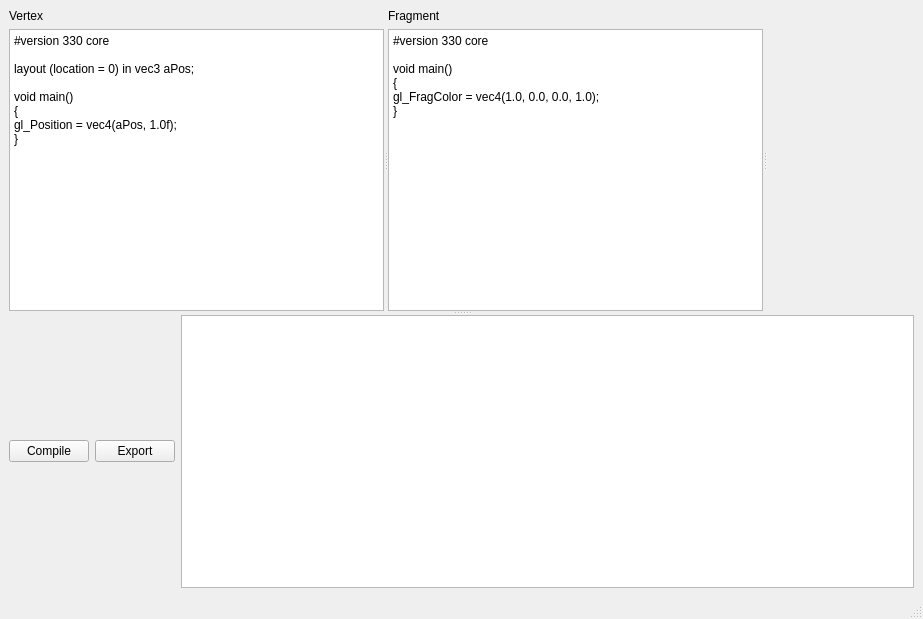
Before: the Qt Designer form mainwindow.ui in MEHRDADsmj/ShEd, drawn with Qt 5.
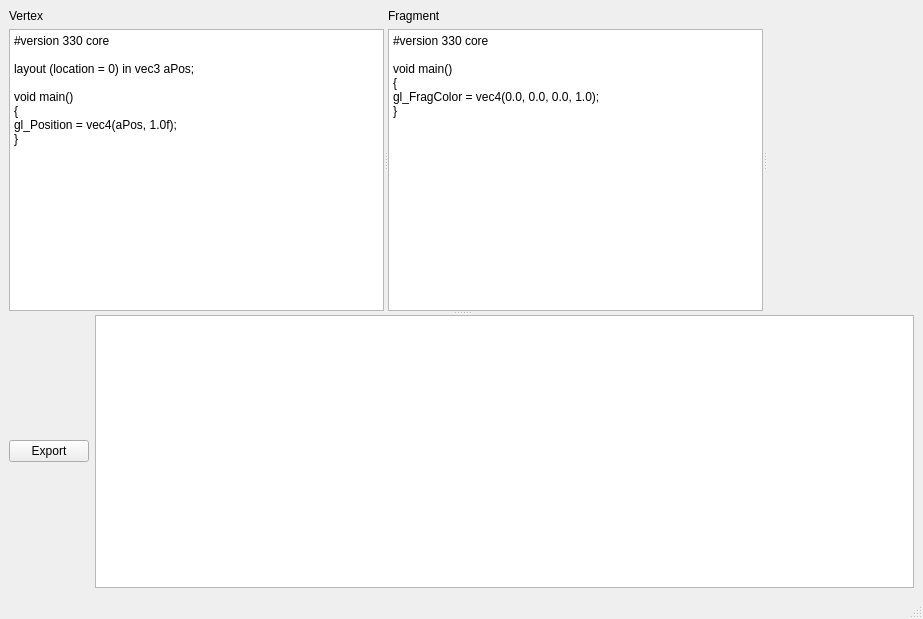
After: the same form once the commit is applied. Custom widgets are drawn as their Qt base class.

Diff of the .ui file:
```diff
--- a/mainwindow.ui
+++ b/mainwindow.ui
@@ -10,6 +10,12 @@
     <height>619</height>
    </rect>
   </property>
+  <property name="sizePolicy">
+   <sizepolicy hsizetype="Preferred" vsizetype="Preferred">
+    <horstretch>0</horstretch>
+    <verstretch>0</verstretch>
+   </sizepolicy>
+  </property>
   <property name="windowTitle">
    <string>ShEd</string>
   </property>
@@ -77,9 +83,12 @@
 &lt;p style=&quot;-qt-paragraph-type:empty; margin-top:0px; margin-bottom:0px; margin-left:0px; margin-right:0px; -qt-block-indent:0; text-indent:0px;&quot;&gt;&lt;br /&gt;&lt;/p&gt;
 &lt;p style=&quot; margin-top:0px; margin-bottom:0px; margin-left:0px; margin-right:0px; -qt-block-indent:0; text-indent:0px;&quot;&gt;void main()&lt;/p&gt;
 &lt;p style=&quot; margin-top:0px; margin-bottom:0px; margin-left:0px; margin-right:0px; -qt-block-indent:0; text-indent:0px;&quot;&gt;{&lt;/p&gt;
-&lt;p style=&quot; margin-top:0px; margin-bottom:0px; margin-left:0px; margin-right:0px; -qt-block-indent:0; text-indent:0px;&quot;&gt;gl_FragColor = vec4(1.0, 0.0, 0.0, 1.0);&lt;/p&gt;
+&lt;p style=&quot; margin-top:0px; margin-bottom:0px; margin-left:0px; margin-right:0px; -qt-block-indent:0; text-indent:0px;&quot;&gt;gl_FragColor = vec4(0.0, 0.0, 0.0, 1.0);&lt;/p&gt;
 &lt;p style=&quot; margin-top:0px; margin-bottom:0px; margin-left:0px; margin-right:0px; -qt-block-indent:0; text-indent:0px;&quot;&gt;}&lt;/p&gt;&lt;/body&gt;&lt;/html&gt;</string>
             </property>
+            <property name="tabStopDistance">
+             <double>16.000000000000000</double>
+            </property>
            </widget>
           </item>
          </layout>
@@ -89,13 +98,6 @@
       </widget>
       <widget class="QWidget" name="layoutWidget">
        <layout class="QHBoxLayout" name="horizontalLayout">
-        <item>
-         <widget class="QPushButton" name="btnCompile">
-          <property name="text">
-           <string>Compile</string>
-          </property>
-         </widget>
-        </item>
         <item>
          <widget class="QPushButton" name="btnExport">
           <property name="text">
```
Left out of the diff: 6 changed lines with no effect on the pictures.
